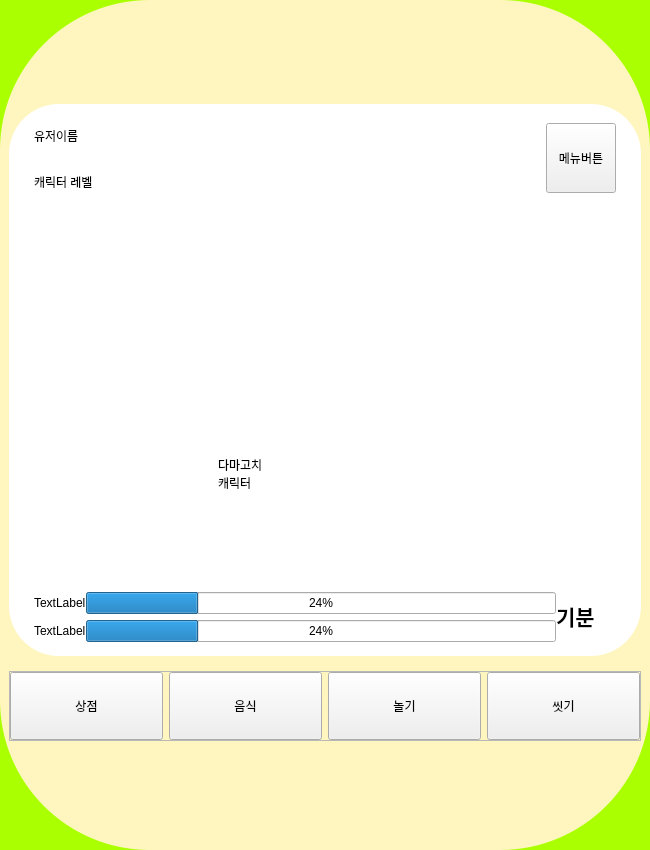
Before: the Qt Designer form code/front/ui/main_widget_damagochi_ver2.ui in lee991229/damagochi_ver2, drawn with Qt 5.
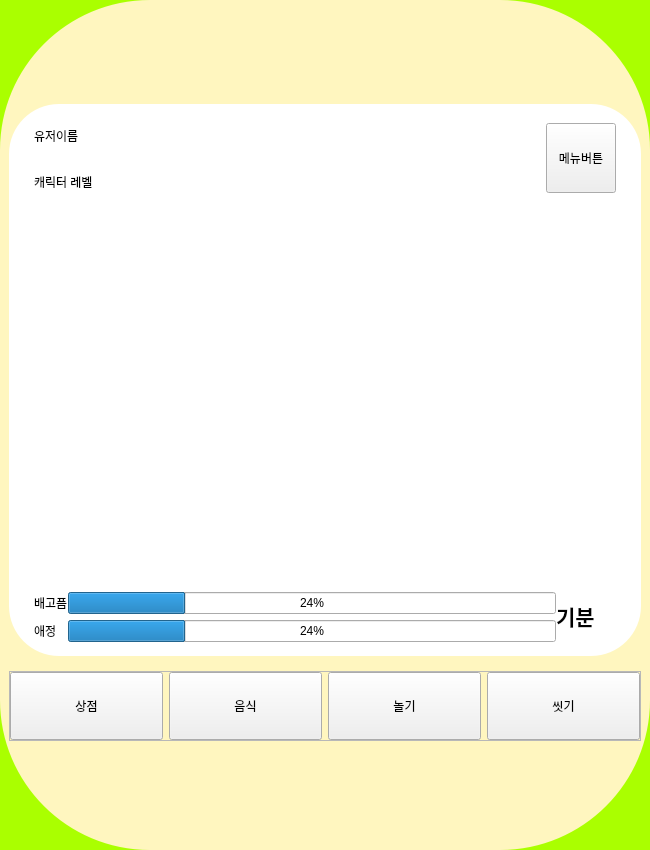
After: the same form once the commit is applied. The open tabs and pages were chosen to show the change. Icons and pictures are not drawn.

Patch:
```diff
--- a/code/front/ui/main_widget_damagochi_ver2.ui
+++ b/code/front/ui/main_widget_damagochi_ver2.ui
@@ -1069,14 +1069,19 @@
                      <property name="geometry">
                       <rect>
                        <x>200</x>
-                       <y>180</y>
+                       <y>80</y>
                        <width>221</width>
-                       <height>161</height>
+                       <height>261</height>
                       </rect>
                      </property>
                      <property name="text">
-                      <string>다마고치
-캐릭터</string>
+                      <string/>
+                     </property>
+                     <property name="pixmap">
+                      <pixmap resource="../src_img/my_qrc.qrc">:/newPrefix/다운로드파일＿20230612＿162417.jpg</pixmap>
+                     </property>
+                     <property name="scaledContents">
+                      <bool>true</bool>
                      </property>
                     </widget>
                    </widget>
@@ -1131,14 +1136,14 @@
                      <item row="0" column="0">
                       <widget class="QLabel" name="label_7">
                        <property name="text">
-                        <string>TextLabel</string>
+                        <string>배고픔</string>
                        </property>
                       </widget>
                      </item>
                      <item row="1" column="0">
                       <widget class="QLabel" name="label_9">
                        <property name="text">
-                        <string>TextLabel</string>
+                        <string>애정</string>
                        </property>
                       </widget>
                      </item>
```
Left out of the diff: 2 changed lines with no effect on the pictures.
